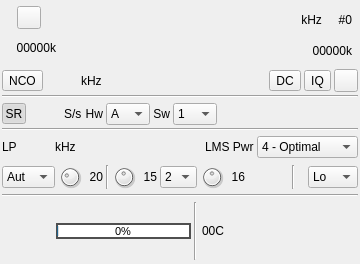
f4exb/sdrangel, file plugins/samplesource/xtrxinput/xtrxinputgui.ui: the form before one commit.
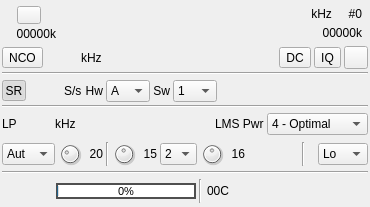
The form after the commit. Icons and pictures are not drawn. Custom widgets are drawn as their Qt base class.

Patch:
```diff
--- a/plugins/samplesource/xtrxinput/xtrxinputgui.ui
+++ b/plugins/samplesource/xtrxinput/xtrxinputgui.ui
@@ -6,20 +6,26 @@
    <rect>
     <x>0</x>
     <y>0</y>
-    <width>360</width>
-    <height>264</height>
+    <width>370</width>
+    <height>207</height>
    </rect>
   </property>
   <property name="sizePolicy">
-   <sizepolicy hsizetype="Minimum" vsizetype="Minimum">
+   <sizepolicy hsizetype="Fixed" vsizetype="Fixed">
     <horstretch>0</horstretch>
     <verstretch>0</verstretch>
    </sizepolicy>
   </property>
   <property name="minimumSize">
    <size>
-    <width>360</width>
-    <height>0</height>
+    <width>370</width>
+    <height>207</height>
+   </size>
+  </property>
+  <property name="maximumSize">
+   <size>
+    <width>370</width>
+    <height>207</height>
    </size>
   </property>
   <property name="font">
@@ -1072,17 +1078,17 @@
   </layout>
  </widget>
  <customwidgets>
+  <customwidget>
+   <class>ButtonSwitch</class>
+   <extends>QToolButton</extends>
+   <header>gui/buttonswitch.h</header>
+  </customwidget>
   <customwidget>
    <class>ValueDial</class>
    <extends>QWidget</extends>
    <header>gui/valuedial.h</header>
    <container>1</container>
   </customwidget>
-  <customwidget>
-   <class>ButtonSwitch</class>
-   <extends>QToolButton</extends>
-   <header>gui/buttonswitch.h</header>
-  </customwidget>
   <customwidget>
    <class>ValueDialZ</class>
    <extends>QWidget</extends>
```
